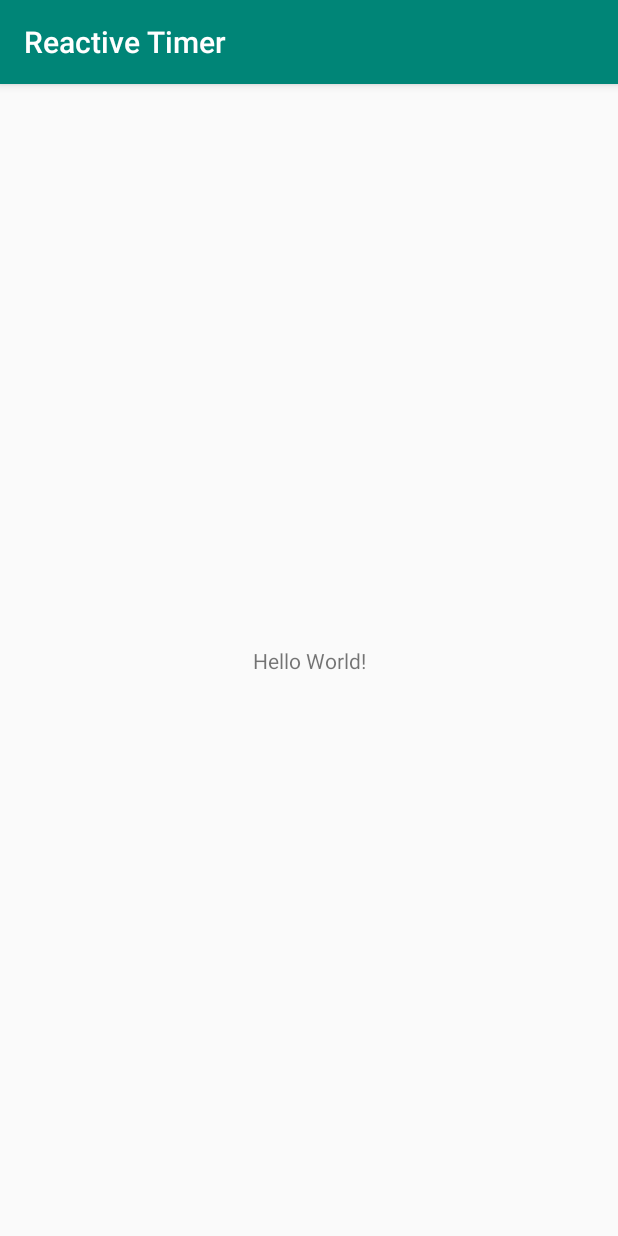
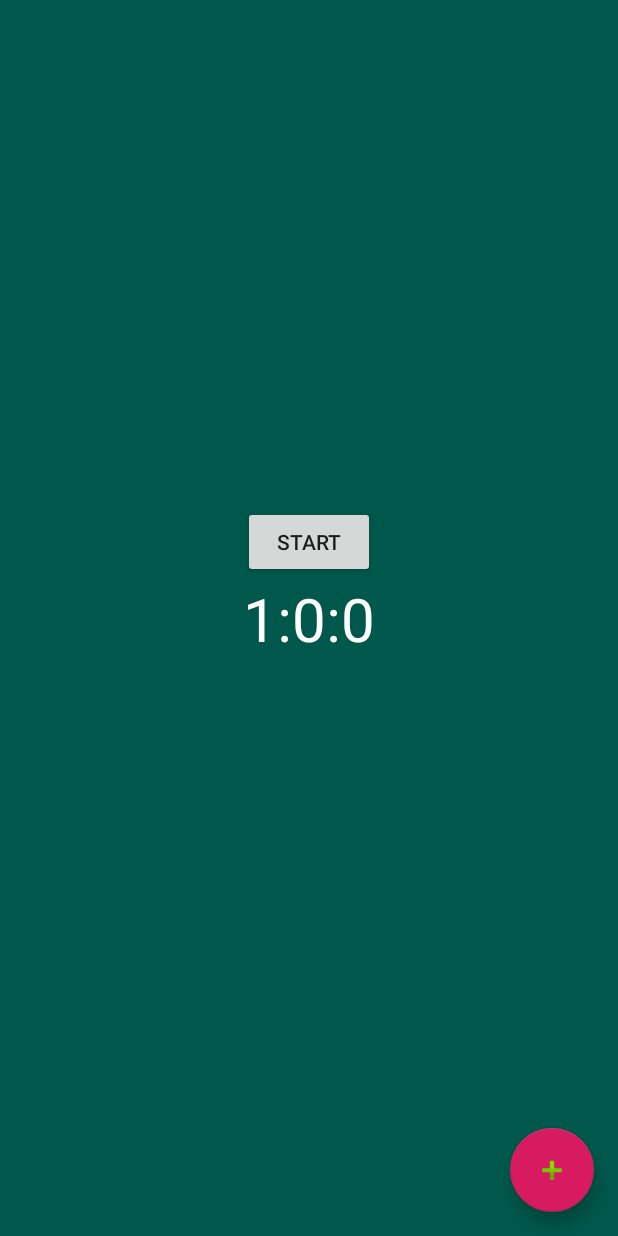
Before and after one commit to gpbranco/reactive-timer, an Android app: the screen it shows after launch (MainActivity), on a phone screen of 412 x 824 dp. Run offline under Robolectric (Android 15) with nearby library versions, the phone set to English and light mode, and no system bars; our stand-ins replace RxJava.

Commit message:
Add CountDownTimer initial layout

```diff
--- a/app/src/main/java/com/example/reactivetimer/MainActivity.kt
+++ b/app/src/main/java/com/example/reactivetimer/MainActivity.kt
@@ -2,11 +2,53 @@ package com.example.reactivetimer
 
 import androidx.appcompat.app.AppCompatActivity
 import android.os.Bundle
+import androidx.core.content.ContextCompat
+import io.reactivex.android.schedulers.AndroidSchedulers
+import io.reactivex.disposables.CompositeDisposable
+import io.reactivex.rxkotlin.addTo
+import kotlinx.android.synthetic.main.activity_main.*
 
 class MainActivity : AppCompatActivity() {
+
+    private lateinit var countDownTimerManager: CountDownTimerManager
+    private val compositeDisposable = CompositeDisposable()
+    private val presenter = CountDownTimerPresenter()
 
     override fun onCreate(savedInstanceState: Bundle?) {
         super.onCreate(savedInstanceState)
         setContentView(R.layout.activity_main)
+
+        val countDownTimer = CountDownTimerRx(tick = CountDownTimerManager.TICK_DEFAULT)
+        countDownTimerManager = CountDownTimerManager(1L, countDownTimer)
+        countDownTimerManager.currentTime
+            .map { presenter.format(it) }
+            .observeOn(AndroidSchedulers.mainThread())
+            .subscribe {
+                showRemainingTime(it)
+
+            }.addTo(compositeDisposable)
+
+        startButton.setOnClickListener {
+            countDownTimerManager.start()
+        }
+
+        fab.setOnClickListener {
+            countDownTimerManager.moreTime()
+        }
+    }
+
+    private fun showRemainingTime(viewModel: CurrentTimeViewModel) {
+        remainingTime.text = viewModel.currentTime
+
+        when (viewModel) {
+            is CurrentTimeViewModel.Warning -> content.setBackgroundColor(ContextCompat.getColor(this, R.color.colorWarning))
+            is CurrentTimeViewModel.Danger -> content.setBackgroundColor(ContextCompat.getColor(this, R.color.colorDanger))
+            else -> content.setBackgroundColor(ContextCompat.getColor(this, R.color.colorPrimaryDark))
+        }
+    }
+
+    override fun onDestroy() {
+        countDownTimerManager.stop()
+        super.onDestroy()
     }
 }
--- a/app/src/main/res/layout/activity_main.xml
+++ b/app/src/main/res/layout/activity_main.xml
@@ -3,17 +3,44 @@
         xmlns:android="http://schemas.android.com/apk/res/android"
         xmlns:tools="http://schemas.android.com/tools"
         xmlns:app="http://schemas.android.com/apk/res-auto"
+        android:id="@+id/content"
         android:layout_width="match_parent"
         android:layout_height="match_parent"
+        android:background="@color/colorPrimary"
         tools:context=".MainActivity">
 
+    <Button
+            android:id="@+id/startButton"
+            android:text="@string/start"
+            android:layout_width="wrap_content"
+            app:layout_constraintLeft_toLeftOf="parent"
+            app:layout_constraintRight_toRightOf="parent"
+            app:layout_constraintBottom_toTopOf="@id/remainingTime"
+            android:layout_height="wrap_content" tools:layout_editor_absoluteY="270dp"
+            tools:layout_editor_absoluteX="161dp"/>
+
+
     <TextView
+            android:id="@+id/remainingTime"
             android:layout_width="wrap_content"
             android:layout_height="wrap_content"
             android:text="Hello World!"
+            android:textColor="@android:color/white"
+            android:textSize="40dp"
             app:layout_constraintBottom_toBottomOf="parent"
             app:layout_constraintLeft_toLeftOf="parent"
             app:layout_constraintRight_toRightOf="parent"
             app:layout_constraintTop_toTopOf="parent"/>
 
+    <com.google.android.material.floatingactionbutton.FloatingActionButton
+            android:id="@+id/fab"
+            android:layout_width="wrap_content"
+            android:layout_height="wrap_content"
+            android:layout_gravity="bottom|end"
+            android:layout_margin="@dimen/fab_margin"
+            app:layout_constraintRight_toRightOf="parent"
+            app:layout_constraintBottom_toBottomOf="parent"
+            app:srcCompat="@android:drawable/ic_input_add"/>
+
+
 </androidx.constraintlayout.widget.ConstraintLayout>
--- a/app/src/main/res/values/colors.xml
+++ b/app/src/main/res/values/colors.xml
@@ -3,4 +3,8 @@
     <color name="colorPrimary">#008577</color>
     <color name="colorPrimaryDark">#00574B</color>
     <color name="colorAccent">#D81B60</color>
+
+
+    <color name="colorWarning">#FFEB3B</color>
+    <color name="colorDanger">#DB2A1D</color>
 </resources>
--- /dev/null
+++ b/app/src/main/res/values/dimens.xml
@@ -0,0 +1,3 @@
+<resources>
+    <dimen name="fab_margin">16dp</dimen>
+</resources>
--- a/app/src/main/res/values/strings.xml
+++ b/app/src/main/res/values/strings.xml
@@ -1,3 +1,5 @@
 <resources>
     <string name="app_name">Reactive Timer</string>
+    <string name="start">Start</string>
+    <string name="title_activity_main2">Main2Activity</string>
 </resources>
--- a/app/src/main/res/values/styles.xml
+++ b/app/src/main/res/values/styles.xml
@@ -1,11 +1,17 @@
 <resources>
 
     <!-- Base application theme. -->
-    <style name="AppTheme" parent="Theme.AppCompat.Light.DarkActionBar">
+    <style name="AppTheme" parent="Theme.AppCompat.Light.NoActionBar">
         <!-- Customize your theme here. -->
         <item name="colorPrimary">@color/colorPrimary</item>
         <item name="colorPrimaryDark">@color/colorPrimaryDark</item>
         <item name="colorAccent">@color/colorAccent</item>
     </style>
+    <style name="AppTheme.NoActionBar">
+        <item name="windowActionBar">false</item>
+        <item name="windowNoTitle">true</item>
+    </style>
+    <style name="AppTheme.AppBarOverlay" parent="ThemeOverlay.AppCompat.Dark.ActionBar"/>
+    <style name="AppTheme.PopupOverlay" parent="ThemeOverlay.AppCompat.Light"/>
 
 </resources>
```
Also changed, not shown: app/build.gradle (+12 -5 lines), app/src/main/res/drawable-anydpi/ic_more_time.xml (added, +10 -0 lines), app/src/main/res/drawable-hdpi/ic_more_time.png (added), app/src/main/res/drawable-mdpi/ic_more_time.png (added), app/src/main/res/drawable-xhdpi/ic_more_time.png (added), app/src/main/res/drawable-xxhdpi/ic_more_time.png (added).
